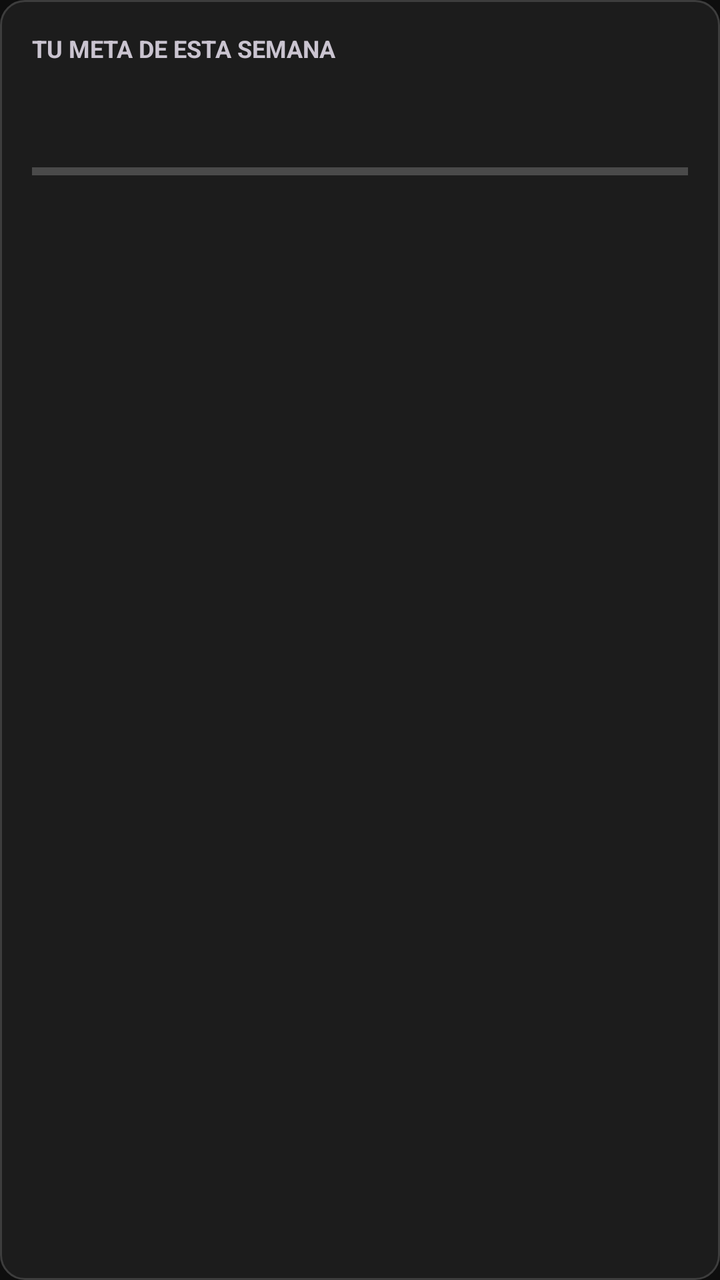
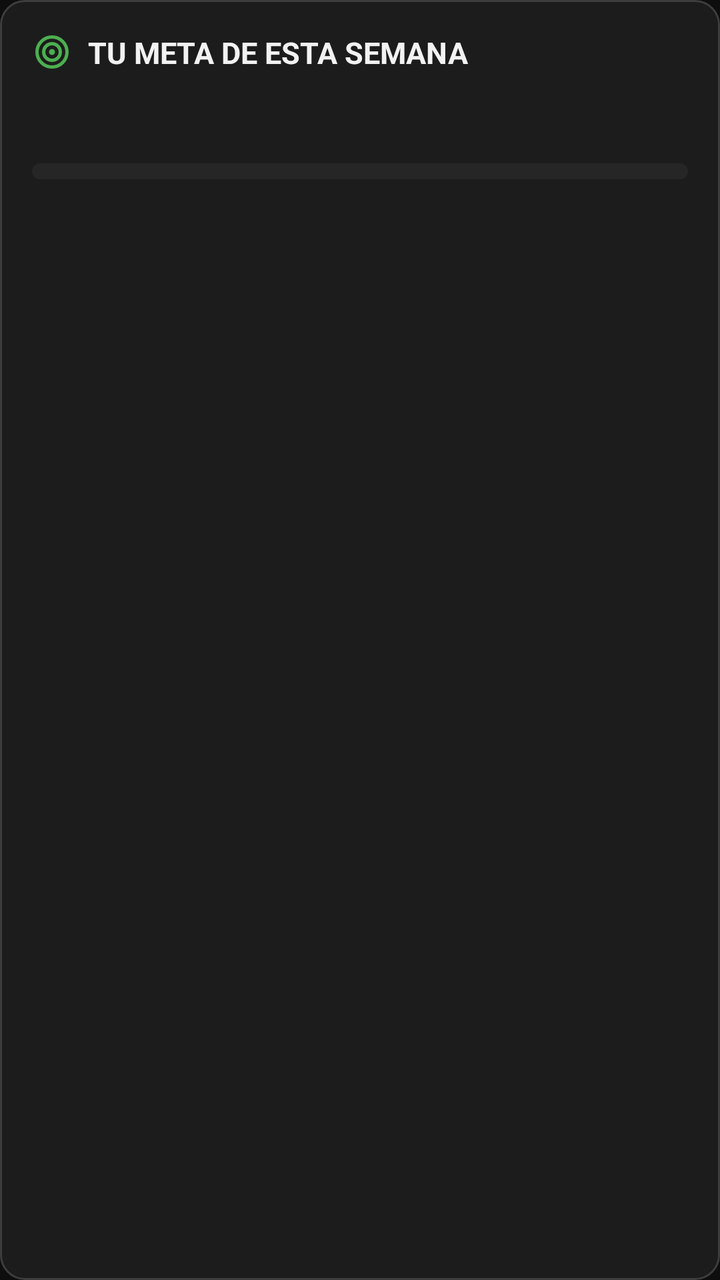

The first picture is an Android layout as it rendered before a commit; the second is the same layout after the commit. The layout source and the unified diff follow.
<!-- AndroidManifest.xml: application theme Theme.AgendaPersonal -->
<!-- res/layout/tarjeta_meta.xml -->
<?xml version="1.0" encoding="utf-8"?>
<LinearLayout xmlns:android="http://schemas.android.com/apk/res/android"
    android:id="@+id/tarjetaMeta"
    android:layout_width="match_parent"
    android:layout_height="wrap_content"
    android:background="@drawable/fondo_tarjeta"
    android:orientation="vertical"
    android:padding="16dp">

    
    <TextView
        android:id="@+id/tvTituloMeta"
        android:layout_width="match_parent"
        android:layout_height="wrap_content"
        android:text="@string/titulo_meta_semana"
        android:textSize="12sp"
        android:textStyle="bold" />

    
    <TextView
        android:id="@+id/tvProgreso"
        android:layout_width="match_parent"
        android:layout_height="wrap_content"
        android:textSize="28sp"
        android:textStyle="bold" />

    
    <ProgressBar
        android:id="@+id/pbMeta"
        style="?android:attr/progressBarStyleHorizontal"
        android:layout_width="match_parent"
        android:layout_height="wrap_content"
        android:layout_marginVertical="8dp"
        android:max="100" />

    
    <TextView
        android:id="@+id/tvMensajeMeta"
        android:layout_width="match_parent"
        android:layout_height="wrap_content"
        android:textSize="14sp" />
</LinearLayout>
<!-- resources referenced by this layout -->
<resources>
  <!-- drawable fondo_tarjeta (drawable) -->
  <?xml version="1.0" encoding="utf-8"?>
  <shape xmlns:android="http://schemas.android.com/apk/res/android"
      android:shape="rectangle">
      <corners android:radius="12dp" />
      <solid android:color="@color/tarjeta" />
      <stroke
          android:width="1dp"
          android:color="@color/borde" />
  </shape>
  <string name="titulo_meta_semana">TU META DE ESTA SEMANA</string>
  <style name="Theme.AgendaPersonal" parent="Base.Theme.AgendaPersonal" />
  <color name="tarjeta">#FF1C1C1C</color>
  <color name="borde">#FF3D3D3D</color>
  <color name="verde">#FF4CAF50</color>
  <color name="texto_sobre_verde">#FF0E0E0E</color>
  <color name="verde_oscuro">#FF2E7D32</color>
  <color name="texto">#FFF2F2F2</color>
  <color name="fondo">#FF0E0E0E</color>
  <color name="texto_secundario">#FFB3B3B3</color>
  <color name="tarjeta_alta">#FF262626</color>
  <color name="texto_pista">#FF808080</color>
  <!-- unchanged entries left out for length: 1 -->
</resources>

<!-- the commit's change to res/layout/tarjeta_meta.xml (unified diff, before → after) -->
@@ -10,11 +10,9 @@
     
     <TextView
         android:id="@+id/tvTituloMeta"
-        android:layout_width="match_parent"
-        android:layout_height="wrap_content"
-        android:text="@string/titulo_meta_semana"
-        android:textSize="12sp"
-        android:textStyle="bold" />
+        style="@style/TituloTarjeta"
+        android:drawableStart="@drawable/ic_diana"
+        android:text="@string/titulo_meta_semana" />
 
     
     <TextView
@@ -29,9 +27,12 @@
         android:id="@+id/pbMeta"
         style="?android:attr/progressBarStyleHorizontal"
         android:layout_width="match_parent"
-        android:layout_height="wrap_content"
+        android:layout_height="8dp"
         android:layout_marginVertical="8dp"
-        android:max="100" />
+        android:max="100"
+        android:maxHeight="8dp"
+        android:minHeight="8dp"
+        android:progressDrawable="@drawable/barra_progreso" />
 
     
     <TextView
<!-- resource entries referenced after the edit -->
@@ -1,5 +1,23 @@
 <!-- resources referenced by this layout -->
 <resources>
+  <!-- drawable barra_progreso (drawable) -->
+  <?xml version="1.0" encoding="utf-8"?>
+  <layer-list xmlns:android="http://schemas.android.com/apk/res/android">
+      <item android:id="@android:id/background">
+          <shape android:shape="rectangle">
+              <corners android:radius="4dp" />
+              <solid android:color="@color/tarjeta_alta" />
+          </shape>
+      </item>
+      <item android:id="@android:id/progress">
+          <scale android:scaleWidth="100%">
+              <shape android:shape="rectangle">
+                  <corners android:radius="4dp" />
+                  <solid android:color="@color/verde" />
+              </shape>
+          </scale>
+      </item>
+  </layer-list>
   <!-- drawable fondo_tarjeta (drawable) -->
   <?xml version="1.0" encoding="utf-8"?>
   <shape xmlns:android="http://schemas.android.com/apk/res/android"
@@ -10,7 +28,38 @@
           android:width="1dp"
           android:color="@color/borde" />
   </shape>
+  <!-- drawable ic_diana (drawable) -->
+  <?xml version="1.0" encoding="utf-8"?>
+  <vector xmlns:android="http://schemas.android.com/apk/res/android"
+      android:width="20dp"
+      android:height="20dp"
+      android:viewportWidth="24"
+      android:viewportHeight="24">
+  
+      
+      <path
+          android:pathData="M3,12 a9,9 0 1,0 18,0 a9,9 0 1,0 -18,0"
+          android:strokeWidth="2"
+          android:strokeColor="@color/verde" />
+      <path
+          android:pathData="M7,12 a5,5 0 1,0 10,0 a5,5 0 1,0 -10,0"
+          android:strokeWidth="2"
+          android:strokeColor="@color/verde" />
+      
+      <path
+          android:fillColor="@color/verde"
+          android:pathData="M10.2,12 a1.8,1.8 0 1,0 3.6,0 a1.8,1.8 0 1,0 -3.6,0" />
+  </vector>
   <string name="titulo_meta_semana">TU META DE ESTA SEMANA</string>
+  <style name="TituloTarjeta">
+          <item name="android:layout_width">match_parent</item>
+          <item name="android:layout_height">wrap_content</item>
+          <item name="android:drawablePadding">8dp</item>
+          <item name="android:gravity">center_vertical</item>
+          <item name="android:textColor">@color/texto</item>
+          <item name="android:textSize">15sp</item>
+          <item name="android:textStyle">bold</item>
+      </style>
   <style name="Theme.AgendaPersonal" parent="Base.Theme.AgendaPersonal" />
   <color name="tarjeta">#FF1C1C1C</color>
   <color name="borde">#FF3D3D3D</color>
